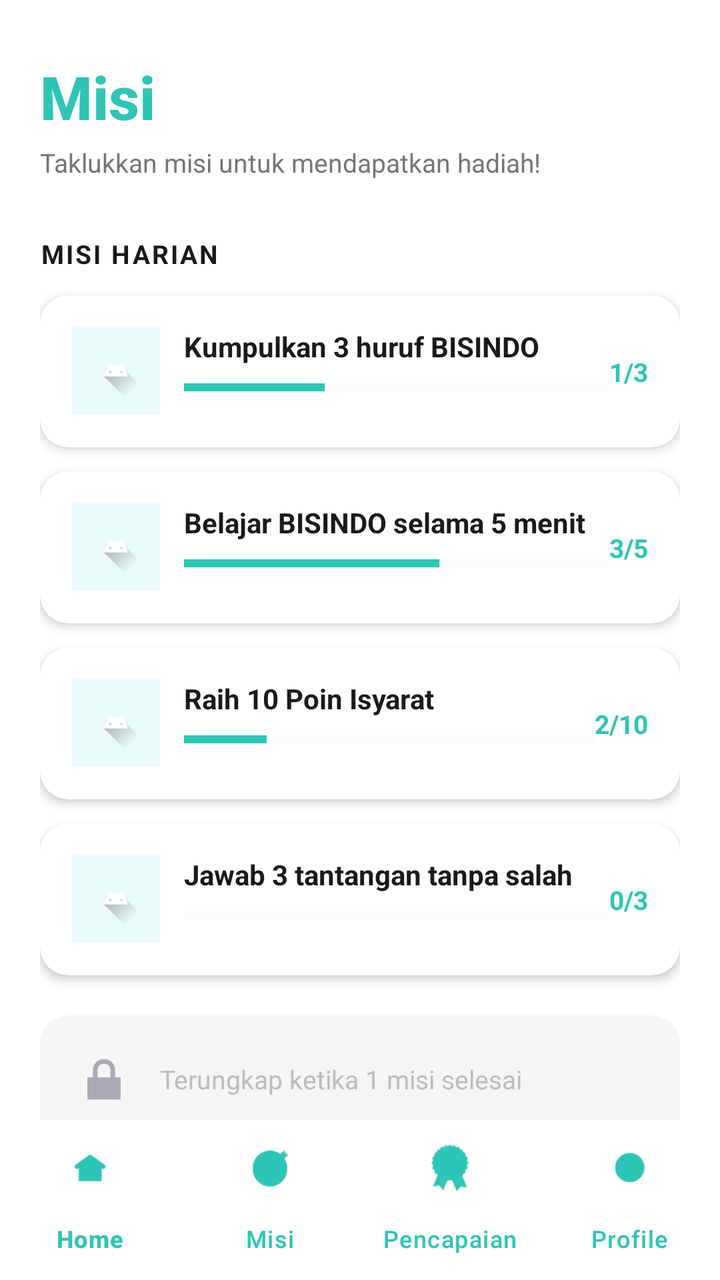
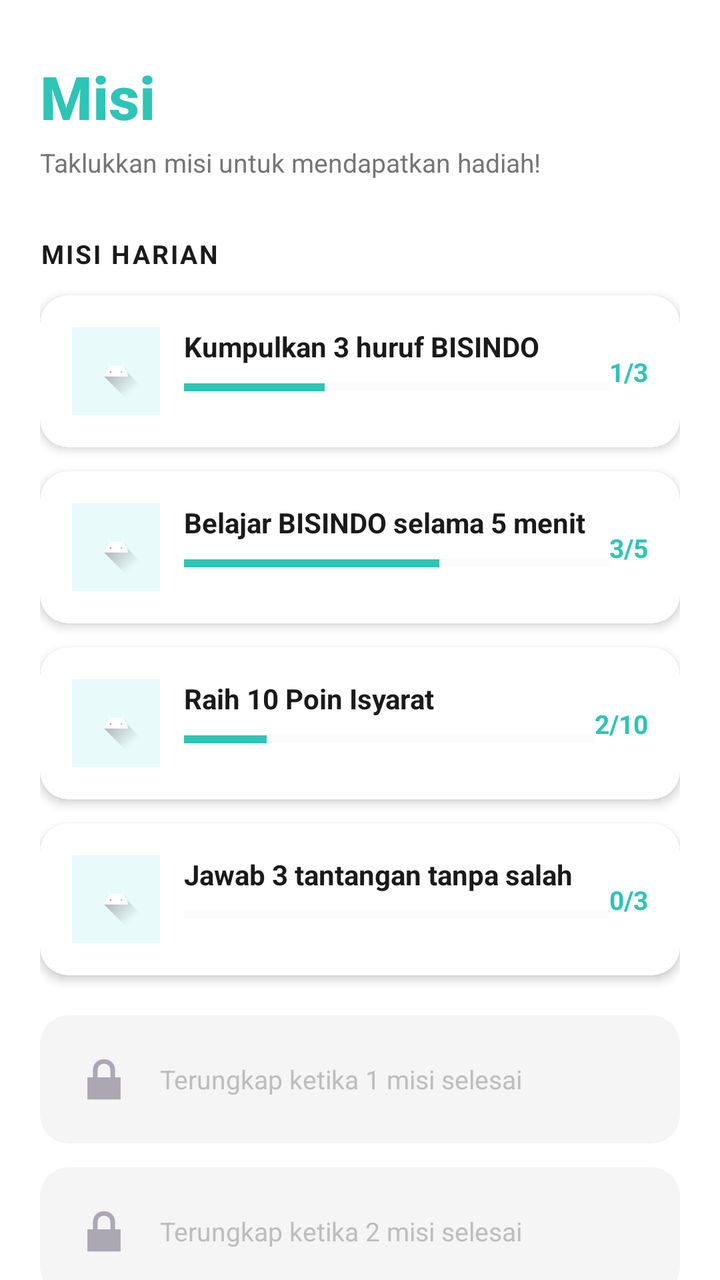

Before-and-after screenshots of an Android layout around one commit, followed by the original layout XML and the change that was made.
<!-- AndroidManifest.xml: application theme Theme.Neuma -->
<!-- res/layout/fragment_misi.xml -->
<?xml version="1.0" encoding="utf-8"?>
<androidx.constraintlayout.widget.ConstraintLayout
    xmlns:android="http://schemas.android.com/apk/res/android"
    xmlns:app="http://schemas.android.com/apk/res-auto"
    android:id="@+id/misi_root"
    android:layout_width="match_parent"
    android:layout_height="match_parent"
    android:background="@color/background_white">


    
    <androidx.core.widget.NestedScrollView
        android:id="@+id/scroll_misi"
        android:layout_width="0dp"
        android:layout_height="0dp"
        android:fillViewport="true"
        app:layout_constraintTop_toTopOf="parent"
        app:layout_constraintBottom_toTopOf="@id/bottom_navigation"
        app:layout_constraintStart_toStartOf="parent"
        app:layout_constraintEnd_toEndOf="parent">

        <LinearLayout
            android:layout_width="match_parent"
            android:layout_height="wrap_content"
            android:orientation="vertical"
            android:paddingStart="20dp"
            android:paddingEnd="20dp"
            android:paddingTop="28dp"
            android:paddingBottom="16dp">

            
            <TextView
                android:id="@+id/tv_misi_title"
                android:layout_width="wrap_content"
                android:layout_height="wrap_content"
                android:text="Misi"
                android:textColor="@color/primary"
                android:textSize="30sp"
                android:textStyle="bold"
                android:fontFamily="sans-serif-medium" />

            
            <TextView
                android:id="@+id/tv_misi_subtitle"
                android:layout_width="wrap_content"
                android:layout_height="wrap_content"
                android:text="Taklukkan misi untuk mendapatkan hadiah!"
                android:textColor="@color/text_secondary"
                android:textSize="13sp"
                android:layout_marginTop="4dp"
                android:layout_marginBottom="28dp" />

            
            
            
            <TextView
                android:id="@+id/tv_section_harian"
                android:layout_width="wrap_content"
                android:layout_height="wrap_content"
                android:text="MISI HARIAN"
                android:textColor="@color/text_primary"
                android:textSize="13sp"
                android:textStyle="bold"
                android:letterSpacing="0.08"
                android:layout_marginBottom="12dp" />

            
            <androidx.cardview.widget.CardView
                android:id="@+id/card_misi_1"
                android:layout_width="match_parent"
                android:layout_height="wrap_content"
                app:cardCornerRadius="14dp"
                app:cardElevation="3dp"
                app:cardBackgroundColor="@color/card_background"
                android:layout_marginBottom="12dp">

                <androidx.constraintlayout.widget.ConstraintLayout
                    android:layout_width="match_parent"
                    android:layout_height="wrap_content"
                    android:padding="16dp">

                    <ImageView
                        android:id="@+id/iv_icon_misi_1"
                        android:layout_width="44dp"
                        android:layout_height="44dp"
                        android:src="@drawable/ic_launcher_foreground"
                        android:contentDescription="Ikon misi"
                        android:background="@color/primary_light"
                        android:padding="8dp"
                        app:layout_constraintTop_toTopOf="parent"
                        app:layout_constraintStart_toStartOf="parent"
                        app:layout_constraintBottom_toBottomOf="parent" />

                    <TextView
                        android:id="@+id/tv_misi_1_title"
                        android:layout_width="0dp"
                        android:layout_height="wrap_content"
                        android:text="Kumpulkan 3 huruf BISINDO"
                        android:textColor="@color/text_primary"
                        android:textSize="14sp"
                        android:textStyle="bold"
                        android:layout_marginStart="12dp"
                        app:layout_constraintTop_toTopOf="parent"
                        app:layout_constraintStart_toEndOf="@id/iv_icon_misi_1"
                        app:layout_constraintEnd_toStartOf="@id/tv_misi_1_progress" />

                    <ProgressBar
                        android:id="@+id/pb_misi_1"
                        style="?android:attr/progressBarStyleHorizontal"
                        android:layout_width="0dp"
                        android:layout_height="6dp"
                        android:progress="33"
                        android:progressTint="@color/primary"
                        android:progressBackgroundTint="@color/divider"
                        android:layout_marginTop="8dp"
                        android:layout_marginStart="12dp"
                        app:layout_constraintTop_toBottomOf="@id/tv_misi_1_title"
                        app:layout_constraintStart_toEndOf="@id/iv_icon_misi_1"
                        app:layout_constraintEnd_toStartOf="@id/tv_misi_1_progress" />

                    <TextView
                        android:id="@+id/tv_misi_1_progress"
                        android:layout_width="wrap_content"
                        android:layout_height="wrap_content"
                        android:text="1/3"
                        android:textColor="@color/primary"
                        android:textSize="13sp"
                        android:textStyle="bold"
                        android:layout_marginStart="10dp"
                        app:layout_constraintTop_toTopOf="parent"
                        app:layout_constraintEnd_toEndOf="parent"
                        app:layout_constraintBottom_toBottomOf="parent" />

                </androidx.constraintlayout.widget.ConstraintLayout>
            </androidx.cardview.widget.CardView>

            
            <androidx.cardview.widget.CardView
                android:id="@+id/card_misi_2"
                android:layout_width="match_parent"
                android:layout_height="wrap_content"
                app:cardCornerRadius="14dp"
                app:cardElevation="3dp"
                app:cardBackgroundColor="@color/card_background"
                android:layout_marginBottom="12dp">

                <androidx.constraintlayout.widget.ConstraintLayout
                    android:layout_width="match_parent"
                    android:layout_height="wrap_content"
                    android:padding="16dp">

                    <ImageView
                        android:id="@+id/iv_icon_misi_2"
                        android:layout_width="44dp"
                        android:layout_height="44dp"
                        android:src="@drawable/ic_launcher_foreground"
                        android:contentDescription="Ikon misi"
                        android:background="@color/primary_light"
                        android:padding="8dp"
                        app:layout_constraintTop_toTopOf="parent"
                        app:layout_constraintStart_toStartOf="parent"
                        app:layout_constraintBottom_toBottomOf="parent" />

                    <TextView
                        android:id="@+id/tv_misi_2_title"
                        android:layout_width="0dp"
                        android:layout_height="wrap_content"
                        android:text="Belajar BISINDO selama 5 menit"
                        android:textColor="@color/text_primary"
                        android:textSize="14sp"
                        android:textStyle="bold"
                        android:layout_marginStart="12dp"
                        app:layout_constraintTop_toTopOf="parent"
                        app:layout_constraintStart_toEndOf="@id/iv_icon_misi_2"
                        app:layout_constraintEnd_toStartOf="@id/tv_misi_2_progress" />

                    <ProgressBar
                        android:id="@+id/pb_misi_2"
                        style="?android:attr/progressBarStyleHorizontal"
                        android:layout_width="0dp"
                        android:layout_height="6dp"
                        android:progress="60"
                        android:progressTint="@color/primary"
                        android:progressBackgroundTint="@color/divider"
                        android:layout_marginTop="8dp"
                        android:layout_marginStart="12dp"
                        app:layout_constraintTop_toBottomOf="@id/tv_misi_2_title"
                        app:layout_constraintStart_toEndOf="@id/iv_icon_misi_2"
                        app:layout_constraintEnd_toStartOf="@id/tv_misi_2_progress" />

                    <TextView
                        android:id="@+id/tv_misi_2_progress"
                        android:layout_width="wrap_content"
                        android:layout_height="wrap_content"
                        android:text="3/5"
                        android:textColor="@color/primary"
                        android:textSize="13sp"
                        android:textStyle="bold"
                        android:layout_marginStart="10dp"
                        app:layout_constraintTop_toTopOf="parent"
                        app:layout_constraintEnd_toEndOf="parent"
                        app:layout_constraintBottom_toBottomOf="parent" />

                </androidx.constraintlayout.widget.ConstraintLayout>
            </androidx.cardview.widget.CardView>

            
            <androidx.cardview.widget.CardView
                android:id="@+id/card_misi_3"
                android:layout_width="match_parent"
                android:layout_height="wrap_content"
                app:cardCornerRadius="14dp"
                app:cardElevation="3dp"
                app:cardBackgroundColor="@color/card_background"
                android:layout_marginBottom="12dp">

                <androidx.constraintlayout.widget.ConstraintLayout
                    android:layout_width="match_parent"
                    android:layout_height="wrap_content"
                    android:padding="16dp">

                    <ImageView
                        android:id="@+id/iv_icon_misi_3"
                        android:layout_width="44dp"
                        android:layout_height="44dp"
                        android:src="@drawable/ic_launcher_foreground"
                        android:contentDescription="Ikon misi"
                        android:background="@color/primary_light"
                        android:padding="8dp"
                        app:layout_constraintTop_toTopOf="parent"
                        app:layout_constraintStart_toStartOf="parent"
                        app:layout_constraintBottom_toBottomOf="parent" />

                    <TextView
                        android:id="@+id/tv_misi_3_title"
                        android:layout_width="0dp"
                        android:layout_height="wrap_content"
                        android:text="Raih 10 Poin Isyarat"
                        android:textColor="@color/text_primary"
                        android:textSize="14sp"
                        android:textStyle="bold"
                        android:layout_marginStart="12dp"
                        app:layout_constraintTop_toTopOf="parent"
                        app:layout_constraintStart_toEndOf="@id/iv_icon_misi_3"
                        app:layout_constraintEnd_toStartOf="@id/tv_misi_3_progress" />

                    <ProgressBar
                        android:id="@+id/pb_misi_3"
                        style="?android:attr/progressBarStyleHorizontal"
                        android:layout_width="0dp"
                        android:layout_height="6dp"
                        android:progress="20"
                        android:progressTint="@color/primary"
                        android:progressBackgroundTint="@color/divider"
                        android:layout_marginTop="8dp"
                        android:layout_marginStart="12dp"
                        app:layout_constraintTop_toBottomOf="@id/tv_misi_3_title"
                        app:layout_constraintStart_toEndOf="@id/iv_icon_misi_3"
                        app:layout_constraintEnd_toStartOf="@id/tv_misi_3_progress" />

                    <TextView
                        android:id="@+id/tv_misi_3_progress"
                        android:layout_width="wrap_content"
                        android:layout_height="wrap_content"
                        android:text="2/10"
                        android:textColor="@color/primary"
                        android:textSize="13sp"
                        android:textStyle="bold"
                        android:layout_marginStart="10dp"
                        app:layout_constraintTop_toTopOf="parent"
                        app:layout_constraintEnd_toEndOf="parent"
                        app:layout_constraintBottom_toBottomOf="parent" />

                </androidx.constraintlayout.widget.ConstraintLayout>
            </androidx.cardview.widget.CardView>

            
            <androidx.cardview.widget.CardView
                android:id="@+id/card_misi_4"
                android:layout_width="match_parent"
                android:layout_height="wrap_content"
                app:cardCornerRadius="14dp"
                app:cardElevation="3dp"
                app:cardBackgroundColor="@color/card_background"
                android:layout_marginBottom="20dp">

                <androidx.constraintlayout.widget.ConstraintLayout
                    android:layout_width="match_parent"
                    android:layout_height="wrap_content"
                    android:padding="16dp">

                    <ImageView
                        android:id="@+id/iv_icon_misi_4"
                        android:layout_width="44dp"
                        android:layout_height="44dp"
                        android:src="@drawable/ic_launcher_foreground"
                        android:contentDescription="Ikon misi"
                        android:background="@color/primary_light"
                        android:padding="8dp"
                        app:layout_constraintTop_toTopOf="parent"
                        app:layout_constraintStart_toStartOf="parent"
                        app:layout_constraintBottom_toBottomOf="parent" />

                    <TextView
                        android:id="@+id/tv_misi_4_title"
                        android:layout_width="0dp"
                        android:layout_height="wrap_content"
                        android:text="Jawab 3 tantangan tanpa salah"
                        android:textColor="@color/text_primary"
                        android:textSize="14sp"
                        android:textStyle="bold"
                        android:layout_marginStart="12dp"
                        app:layout_constraintTop_toTopOf="parent"
                        app:layout_constraintStart_toEndOf="@id/iv_icon_misi_4"
                        app:layout_constraintEnd_toStartOf="@id/tv_misi_4_progress" />

                    <ProgressBar
                        android:id="@+id/pb_misi_4"
                        style="?android:attr/progressBarStyleHorizontal"
                        android:layout_width="0dp"
                        android:layout_height="6dp"
                        android:progress="0"
                        android:progressTint="@color/primary"
                        android:progressBackgroundTint="@color/divider"
                        android:layout_marginTop="8dp"
                        android:layout_marginStart="12dp"
                        app:layout_constraintTop_toBottomOf="@id/tv_misi_4_title"
                        app:layout_constraintStart_toEndOf="@id/iv_icon_misi_4"
                        app:layout_constraintEnd_toStartOf="@id/tv_misi_4_progress" />

                    <TextView
                        android:id="@+id/tv_misi_4_progress"
                        android:layout_width="wrap_content"
                        android:layout_height="wrap_content"
                        android:text="0/3"
                        android:textColor="@color/primary"
                        android:textSize="13sp"
                        android:textStyle="bold"
                        android:layout_marginStart="10dp"
                        app:layout_constraintTop_toTopOf="parent"
                        app:layout_constraintEnd_toEndOf="parent"
                        app:layout_constraintBottom_toBottomOf="parent" />

                </androidx.constraintlayout.widget.ConstraintLayout>
            </androidx.cardview.widget.CardView>

            
            <androidx.cardview.widget.CardView
                android:id="@+id/card_misi_locked_1"
                android:layout_width="match_parent"
                android:layout_height="wrap_content"
                app:cardCornerRadius="14dp"
                app:cardElevation="0dp"
                app:cardBackgroundColor="@color/background_light"
                android:layout_marginBottom="12dp">

                <LinearLayout
                    android:layout_width="match_parent"
                    android:layout_height="wrap_content"
                    android:orientation="horizontal"
                    android:gravity="center_vertical"
                    android:padding="16dp">

                    <ImageView
                        android:id="@+id/iv_lock_1"
                        android:layout_width="32dp"
                        android:layout_height="32dp"
                        android:src="@android:drawable/ic_lock_lock"
                        android:contentDescription="Terkunci"
                        android:alpha="0.5" />

                    <TextView
                        android:id="@+id/tv_locked_1"
                        android:layout_width="0dp"
                        android:layout_height="wrap_content"
                        android:layout_weight="1"
                        android:text="Terungkap ketika 1 misi selesai"
                        android:textColor="@color/text_hint"
                        android:textSize="13sp"
                        android:layout_marginStart="12dp" />

                </LinearLayout>
            </androidx.cardview.widget.CardView>

            
            <androidx.cardview.widget.CardView
                android:id="@+id/card_misi_locked_2"
                android:layout_width="match_parent"
                android:layout_height="wrap_content"
                app:cardCornerRadius="14dp"
                app:cardElevation="0dp"
                app:cardBackgroundColor="@color/background_light"
                android:layout_marginBottom="28dp">

                <LinearLayout
                    android:layout_width="match_parent"
                    android:layout_height="wrap_content"
                    android:orientation="horizontal"
                    android:gravity="center_vertical"
                    android:padding="16dp">

                    <ImageView
                        android:id="@+id/iv_lock_2"
                        android:layout_width="32dp"
                        android:layout_height="32dp"
                        android:src="@android:drawable/ic_lock_lock"
                        android:contentDescription="Terkunci"
                        android:alpha="0.5" />

                    <TextView
                        android:id="@+id/tv_locked_2"
                        android:layout_width="0dp"
                        android:layout_height="wrap_content"
                        android:layout_weight="1"
                        android:text="Terungkap ketika 2 misi selesai"
                        android:textColor="@color/text_hint"
                        android:textSize="13sp"
                        android:layout_marginStart="12dp" />

                </LinearLayout>
            </androidx.cardview.widget.CardView>

            
            
            
            <TextView
                android:id="@+id/tv_section_upcoming"
                android:layout_width="wrap_content"
                android:layout_height="wrap_content"
                android:text="AKAN DATANG"
                android:textColor="@color/text_primary"
                android:textSize="13sp"
                android:textStyle="bold"
                android:letterSpacing="0.08"
                android:layout_marginBottom="12dp" />

            <androidx.cardview.widget.CardView
                android:id="@+id/card_upcoming"
                android:layout_width="match_parent"
                android:layout_height="wrap_content"
                app:cardCornerRadius="14dp"
                app:cardElevation="0dp"
                app:cardBackgroundColor="@color/background_light">

                <TextView
                    android:layout_width="match_parent"
                    android:layout_height="wrap_content"
                    android:text="🎯 Misi baru akan segera hadir!"
                    android:textColor="@color/text_secondary"
                    android:textSize="14sp"
                    android:gravity="center"
                    android:padding="24dp" />

            </androidx.cardview.widget.CardView>

        </LinearLayout>
    </androidx.core.widget.NestedScrollView>

    
    <com.google.android.material.bottomnavigation.BottomNavigationView
        android:id="@+id/bottom_navigation"
        android:layout_width="0dp"
        android:layout_height="wrap_content"
        android:background="@color/card_background"
        app:elevation="12dp"
        app:menu="@menu/bottom_nav_menu"
        app:itemIconTint="@color/primary"
        app:itemTextColor="@color/primary"
        app:labelVisibilityMode="labeled"
        app:layout_constraintBottom_toBottomOf="parent"
        app:layout_constraintStart_toStartOf="parent"
        app:layout_constraintEnd_toEndOf="parent" />

</androidx.constraintlayout.widget.ConstraintLayout>
<!-- resources referenced by this layout -->
<resources>
  <color name="background_light">#F5F5F5</color>
  <color name="background_white">#FFFFFFFF</color>
  <color name="card_background">#FFFFFFFF</color>
  <color name="divider">#EEEEEE</color>
  <color name="primary">#2EC4B6</color>
  <color name="primary_light">#E8FAF9</color>
  <color name="text_hint">#BDBDBD</color>
  <color name="text_primary">#1A1A1A</color>
  <color name="text_secondary">#757575</color>
  <!-- drawable ic_launcher_foreground (drawable) -->
  <vector xmlns:android="http://schemas.android.com/apk/res/android"
      xmlns:aapt="http://schemas.android.com/aapt"
      android:width="108dp"
      android:height="108dp"
      android:viewportWidth="108"
      android:viewportHeight="108">
      <path android:pathData="M31,63.928c0,0 6.4,-11 12.1,-13.1c7.2,-2.6 26,-1.4 26,-1.4l38.1,38.1L107,108.928l-32,-1L31,63.928z">
          <aapt:attr name="android:fillColor">
              <gradient
                  android:endX="85.84757"
                  android:endY="92.4963"
                  android:startX="42.9492"
                  android:startY="49.59793"
                  android:type="linear">
                  <item
                      android:color="#44000000"
                      android:offset="0.0" />
                  <item
                      android:color="#00000000"
                      android:offset="1.0" />
              </gradient>
          </aapt:attr>
      </path>
      <path
          android:fillColor="#FFFFFF"
          android:fillType="nonZero"
          android:pathData="M65.3,45.828l3.8,-6.6c0.2,-0.4 0.1,-0.9 -0.3,-1.1c-0.4,-0.2 -0.9,-0.1 -1.1,0.3l-3.9,6.7c-6.3,-2.8 -13.4,-2.8 -19.7,0l-3.9,-6.7c-0.2,-0.4 -0.7,-0.5 -1.1,-0.3C38.8,38.328 38.7,38.828 38.9,39.228l3.8,6.6C36.2,49.428 31.7,56.028 31,63.928h46C76.3,56.028 71.8,49.428 65.3,45.828zM43.4,57.328c-0.8,0 -1.5,-0.5 -1.8,-1.2c-0.3,-0.7 -0.1,-1.5 0.4,-2.1c0.5,-0.5 1.4,-0.7 2.1,-0.4c0.7,0.3 1.2,1 1.2,1.8C45.3,56.528 44.5,57.328 43.4,57.328L43.4,57.328zM64.6,57.328c-0.8,0 -1.5,-0.5 -1.8,-1.2s-0.1,-1.5 0.4,-2.1c0.5,-0.5 1.4,-0.7 2.1,-0.4c0.7,0.3 1.2,1 1.2,1.8C66.5,56.528 65.6,57.328 64.6,57.328L64.6,57.328z"
          android:strokeWidth="1"
          android:strokeColor="#00000000" />
  </vector>
  <style name="Theme.Neuma" parent="Base.Theme.Neuma" />
  <style name="Base.Theme.Neuma" parent="Theme.Material3.DayNight.NoActionBar">
          
          
      </style>
</resources>

<!-- the commit's change to res/layout/fragment_misi.xml (unified diff, before → after) -->
@@ -15,7 +15,7 @@
         android:layout_height="0dp"
         android:fillViewport="true"
         app:layout_constraintTop_toTopOf="parent"
-        app:layout_constraintBottom_toTopOf="@id/bottom_navigation"
+        app:layout_constraintBottom_toBottomOf="parent"
         app:layout_constraintStart_toStartOf="parent"
         app:layout_constraintEnd_toEndOf="parent">
 
@@ -456,19 +456,4 @@
         </LinearLayout>
     </androidx.core.widget.NestedScrollView>
 
-    
-    <com.google.android.material.bottomnavigation.BottomNavigationView
-        android:id="@+id/bottom_navigation"
-        android:layout_width="0dp"
-        android:layout_height="wrap_content"
-        android:background="@color/card_background"
-        app:elevation="12dp"
-        app:menu="@menu/bottom_nav_menu"
-        app:itemIconTint="@color/primary"
-        app:itemTextColor="@color/primary"
-        app:labelVisibilityMode="labeled"
-        app:layout_constraintBottom_toBottomOf="parent"
-        app:layout_constraintStart_toStartOf="parent"
-        app:layout_constraintEnd_toEndOf="parent" />
-
 </androidx.constraintlayout.widget.ConstraintLayout>
